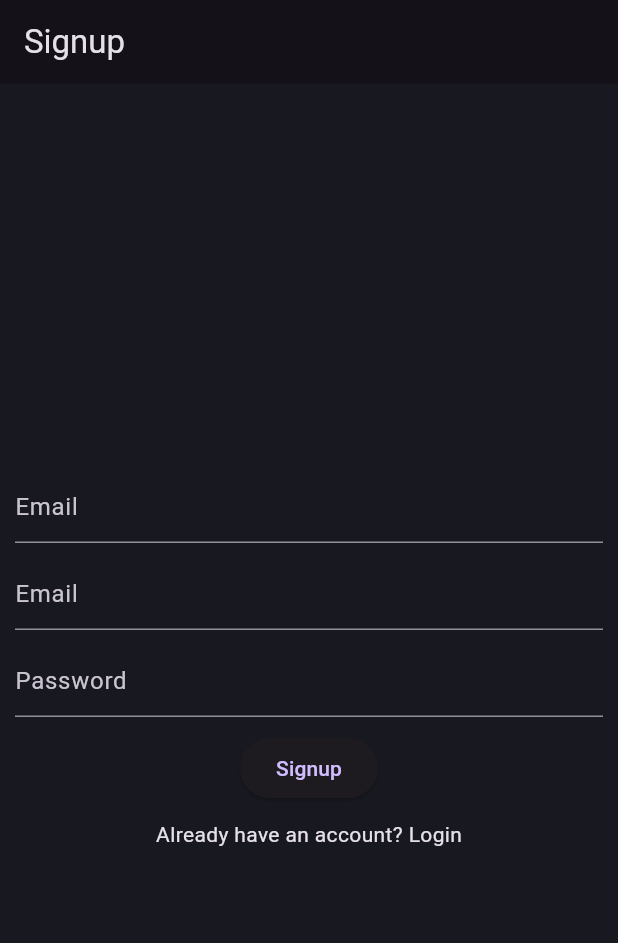
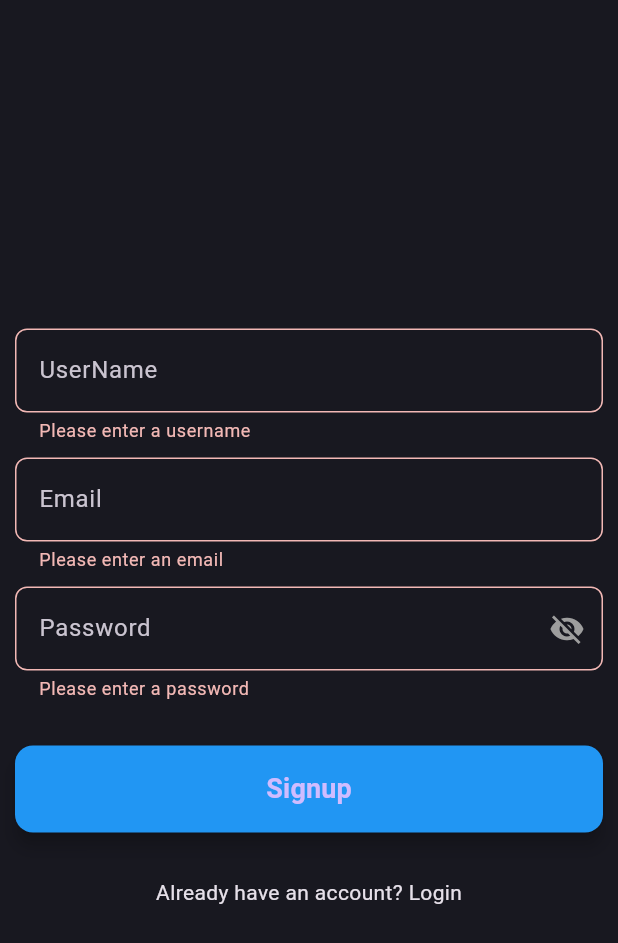
Before and after one commit to vinaypratap123/blog_app, a Flutter app: the SignupScreen screen opened by its route, after a tap on "Signup", on a phone screen of 412 x 824 dp. Shown: the top 943 px of the screen. Run offline on Flutter 3.47's test engine with Material 3 defaults, Android fonts, the phone set to English and light mode, and no system bars; our stand-ins replace go_router.

Commit message:
create custom text field,custom button and add validators

```diff
--- a/lib/core/constants/string_constants.dart
+++ b/lib/core/constants/string_constants.dart
@@ -4,5 +4,8 @@ class StringConstants {
   static const blogApp = 'Blog App';
   static const email = 'Email';
   static const password = 'Password';
+  static const userName = 'UserName';
   static const post = 'Post';
+  static const alreadyHaveAccount = 'Already have an account? ';
+  static const doNotHaveAccount = 'Don\'t have an account? ';
 }
--- a/lib/core/theme/app_theme.dart
+++ b/lib/core/theme/app_theme.dart
@@ -5,4 +5,7 @@ class AppTheme {
   static final darkThemeMode = ThemeData.dark().copyWith(
     scaffoldBackgroundColor: ColorConstants.backgroundColor,
   );
+  static final lightThemeMode = ThemeData.dark().copyWith(
+    scaffoldBackgroundColor: ColorConstants.whiteColor,
+  );
 }
--- /dev/null
+++ b/lib/core/utils/validators.dart
@@ -0,0 +1,54 @@
+///.... Email validator
+String? customEmailValidator(String? value) {
+  if (value == null || value.isEmpty) {
+    return 'Please enter an email';
+  }
+  final RegExp emailRegex = RegExp(
+    r'^[a-zA-Z0-9._%+-]+@[a-zA-Z0-9.-]+\.[a-zA-Z]{2,}$',
+  );
+  if (!emailRegex.hasMatch(value)) {
+    return 'Please enter a valid email address';
+  }
+  return null;
+}
+
+///.... password validator
+String? customPasswordValidator(String? value) {
+  if (value == null || value.isEmpty) {
+    return 'Please enter a password';
+  }
+  if (value.length < 8) {
+    return 'Password must be at least 8 characters';
+  }
+  if (!RegExp(r'^(?=.*[A-Z])').hasMatch(value)) {
+    return 'Password must contain at least one uppercase letter';
+  }
+  if (!RegExp(r'^(?=.*[a-z])').hasMatch(value)) {
+    return 'Password must contain at least one lowercase letter';
+  }
+  if (!RegExp(r'^(?=.*\d)').hasMatch(value)) {
+    return 'Password must contain at least one number';
+  }
+  if (!RegExp(r'^(?=.*[!@#$%^&*(),.?":{}|<>])').hasMatch(value)) {
+    return 'Password must contain at least one special character';
+  }
+  return null;
+}
+
+///.... username validator
+String? customUsernameValidator(String? value) {
+  if (value == null || value.isEmpty) {
+    return 'Please enter a username';
+  }
+  if (value.length < 3) {
+    return 'Username must be at least 3 characters';
+  }
+  if (value.contains(' ')) {
+    return 'Username cannot contain spaces';
+  }
+  final RegExp usernameRegex = RegExp(r'^[a-zA-Z0-9_]+$');
+  if (!usernameRegex.hasMatch(value)) {
+    return 'Username can only contain letters, numbers, and underscores';
+  }
+  return null;
+}
--- /dev/null
+++ b/lib/core/widgets/buttons/custom_button.dart
@@ -0,0 +1,40 @@
+import 'package:flutter/material.dart';
+
+class CustomButton extends StatelessWidget {
+  final String btnName;
+  final VoidCallback onPressed;
+
+  const CustomButton({
+    super.key,
+    required this.btnName,
+    required this.onPressed,
+  });
+
+  @override
+  Widget build(BuildContext context) {
+    return SizedBox(
+      width: MediaQuery.of(context).size.width,
+      child: ElevatedButton(
+        onPressed: onPressed,
+        style: ElevatedButton.styleFrom(
+          backgroundColor: Colors.blue,
+          shape: RoundedRectangleBorder(
+            borderRadius: BorderRadius.circular(12),
+          ),
+          padding: const EdgeInsets.symmetric(
+            vertical: 16,
+            horizontal: 32,
+          ),
+          elevation: 5,
+        ),
+        child: Text(
+          btnName,
+          style: const TextStyle(
+            fontSize: 18,
+            fontWeight: FontWeight.bold,
+          ),
+        ),
+      ),
+    );
+  }
+}
--- /dev/null
+++ b/lib/core/widgets/text_fields/custom_text_field.dart
@@ -0,0 +1,56 @@
+import 'package:flutter/material.dart';
+
+class CustomTextField extends StatefulWidget {
+  final TextEditingController controller;
+  final String hintText;
+  final String? Function(String?)? validator;
+  final bool isPasswordField;
+
+  const CustomTextField({
+    super.key,
+    required this.controller,
+    required this.hintText,
+    this.validator,
+    this.isPasswordField = false,
+  });
+
+  @override
+  State<CustomTextField> createState() => _CustomTextFieldState();
+}
+
+class _CustomTextFieldState extends State<CustomTextField> {
+  late bool _isObscured;
+  @override
+  void initState() {
+    super.initState();
+    _isObscured = true;
+  }
+
+  @override
+  Widget build(BuildContext context) {
+    return TextFormField(
+      controller: widget.controller,
+      obscureText: widget.isPasswordField ? _isObscured : false,
+      decoration: InputDecoration(
+        hintText: widget.hintText,
+        border: OutlineInputBorder(
+          borderRadius: BorderRadius.circular(8.0),
+        ),
+        suffixIcon: widget.isPasswordField
+            ? IconButton(
+                icon: Icon(
+                  _isObscured ? Icons.visibility_off : Icons.visibility,
+                  color: Colors.grey,
+                ),
+                onPressed: () {
+                  setState(() {
+                    _isObscured = !_isObscured;
+                  });
+                },
+              )
+            : null,
+      ),
+      validator: widget.validator,
+    );
+  }
+}
--- a/lib/feature/authentication/presentation/screens/login_screen.dart
+++ b/lib/feature/authentication/presentation/screens/login_screen.dart
@@ -1,4 +1,8 @@
 import 'package:blog_app/core/constants/string_constants.dart';
+import 'package:blog_app/core/utils/validators.dart';
+import 'package:blog_app/core/widgets/buttons/custom_button.dart';
+import 'package:blog_app/core/widgets/text_fields/custom_text_field.dart';
+
 import 'package:flutter/material.dart';
 import 'package:go_router/go_router.dart';
 
@@ -10,52 +14,83 @@ class LoginScreen extends StatefulWidget {
 }
 
 class _LoginScreenState extends State<LoginScreen> {
-  final _emailController = TextEditingController();
-  final _passwordController = TextEditingController();
-  // GlobalKey _formKey = GlobalKey<>(),
+  ///.... Text Editing Controllers
+  late TextEditingController _emailController;
+  late TextEditingController _passwordController;
+
+  ///.... _formKey
+  late GlobalKey<FormState> _formKey;
+
+  ///.... initialization of Controllers and _formKey
+  @override
+  void initState() {
+    super.initState();
+    _emailController = TextEditingController();
+    _passwordController = TextEditingController();
+    _formKey = GlobalKey<FormState>();
+  }
+
+  ///.... release the resources
+  @override
+  void dispose() {
+    super.dispose();
+    _emailController.dispose();
+    _passwordController.dispose();
+  }
+
   @override
   Widget build(BuildContext context) {
     return Scaffold(
-      appBar: AppBar(
-        title: const Text(StringConstants.login),
-      ),
       body: Center(
         child: Padding(
           padding: const EdgeInsets.all(10.0),
+          child: Form(
+            key: _formKey,
             child: Column(
               mainAxisAlignment: MainAxisAlignment.center,
               crossAxisAlignment: CrossAxisAlignment.center,
               children: [
-              TextFormField(
+                ///.... Email text field
+                CustomTextField(
                   controller: _emailController,
-                decoration: const InputDecoration(
                   hintText: StringConstants.email,
-                ),
+                  validator: customEmailValidator,
                 ),
                 const SizedBox(
                   height: 10,
                 ),
-              TextFormField(
+
+                ///.... Password text field
+                CustomTextField(
                   controller: _passwordController,
-                decoration: const InputDecoration(
                   hintText: StringConstants.password,
-                ),
+                  isPasswordField: true,
+                  validator: customPasswordValidator,
                 ),
                 const SizedBox(
-                height: 10,
+                  height: 30,
                 ),
-              ElevatedButton(
-                onPressed: () {},
-                child: const Text(StringConstants.login),
+
+                ///.... login button
+                CustomButton(
+                  btnName: StringConstants.login,
+                  onPressed: () {
+                    if (_formKey.currentState?.validate() ?? false) {
+                      debugPrint('login Form is valid');
+                    } else {
+                      debugPrint('login Form is not valid');
+                    }
+                  },
                 ),
+
                 const SizedBox(
-                height: 10,
+                  height: 30,
                 ),
                 Row(
                   mainAxisAlignment: MainAxisAlignment.center,
                   crossAxisAlignment: CrossAxisAlignment.center,
                   children: [
-                  const Text('Don\'t have an account? '),
+                    const Text(StringConstants.doNotHaveAccount),
                     InkWell(
                       onTap: () {
                         context.go('/signupScreen');
@@ -68,6 +103,7 @@ class _LoginScreenState extends State<LoginScreen> {
             ),
           ),
         ),
+      ),
     );
   }
 }
--- a/lib/feature/authentication/presentation/screens/signup_screen.dart
+++ b/lib/feature/authentication/presentation/screens/signup_screen.dart
@@ -1,4 +1,7 @@
 import 'package:blog_app/core/constants/string_constants.dart';
+import 'package:blog_app/core/utils/validators.dart';
+import 'package:blog_app/core/widgets/buttons/custom_button.dart';
+import 'package:blog_app/core/widgets/text_fields/custom_text_field.dart';
 import 'package:flutter/material.dart';
 import 'package:go_router/go_router.dart';
 
@@ -10,61 +13,94 @@ class SignupScreen extends StatefulWidget {
 }
 
 class _SignupScreenState extends State<SignupScreen> {
-  final _nameController = TextEditingController();
-  final _emailController = TextEditingController();
-  final _passwordController = TextEditingController();
+  ///.... Text Editing Controllers
+  late TextEditingController _nameController;
+  late TextEditingController _emailController;
+  late TextEditingController _passwordController;
+
+  ///.... _formKey
+  late GlobalKey<FormState> _formKey;
+
+  ///.... initialization of Controllers and _formKey
+  @override
+  void initState() {
+    super.initState();
+    _nameController = TextEditingController();
+    _emailController = TextEditingController();
+    _passwordController = TextEditingController();
+    _formKey = GlobalKey<FormState>();
+  }
+
+  ///.... release the resources
+  @override
+  void dispose() {
+    super.dispose();
+    _emailController.dispose();
+    _passwordController.dispose();
+  }
+
   @override
   Widget build(BuildContext context) {
     return Scaffold(
-      appBar: AppBar(
-        title: const Text(StringConstants.signup),
-      ),
       body: Center(
         child: Padding(
           padding: const EdgeInsets.all(10.0),
+          child: Form(
+            key: _formKey,
             child: Column(
               mainAxisAlignment: MainAxisAlignment.center,
               crossAxisAlignment: CrossAxisAlignment.center,
               children: [
-              TextFormField(
+                ///.... Name text field
+                CustomTextField(
                   controller: _nameController,
-                decoration: const InputDecoration(
-                  hintText: StringConstants.email,
-                ),
+                  hintText: StringConstants.userName,
+                  validator: customUsernameValidator,
                 ),
                 const SizedBox(
                   height: 10,
                 ),
-              TextFormField(
+
+                ///.... Email text field
+                CustomTextField(
                   controller: _emailController,
-                decoration: const InputDecoration(
                   hintText: StringConstants.email,
-                ),
+                  validator: customEmailValidator,
                 ),
                 const SizedBox(
                   height: 10,
                 ),
-              TextFormField(
+
+                ///.... Password text field
+                CustomTextField(
                   controller: _passwordController,
-                decoration: const InputDecoration(
                   hintText: StringConstants.password,
-                ),
+                  isPasswordField: true,
+                  validator: customPasswordValidator,
                 ),
                 const SizedBox(
-                height: 10,
+                  height: 30,
                 ),
-              ElevatedButton(
-                onPressed: () {},
-                child: const Text(StringConstants.signup),
+
+                ///.... signup button
+                CustomButton(
+                  btnName: StringConstants.signup,
+                  onPressed: () {
+                    if (_formKey.currentState?.validate() ?? false) {
+                      debugPrint('signup Form is valid');
+                    } else {
+                      debugPrint('signup Form is not valid');
+                    }
+                  },
                 ),
                 const SizedBox(
-                height: 10,
+                  height: 30,
                 ),
                 Row(
                   mainAxisAlignment: MainAxisAlignment.center,
                   crossAxisAlignment: CrossAxisAlignment.center,
                   children: [
-                  const Text('Already have an account? '),
+                    const Text(StringConstants.alreadyHaveAccount),
                     InkWell(
                       onTap: () {
                         context.go('/');
@@ -77,6 +113,7 @@ class _SignupScreenState extends State<SignupScreen> {
             ),
           ),
         ),
+      ),
     );
   }
 }
--- a/lib/main.dart
+++ b/lib/main.dart
@@ -1,6 +1,8 @@
 import 'package:blog_app/core/route/route.dart';
 import 'package:blog_app/core/theme/app_theme.dart';
 import 'package:flutter/material.dart';
+
+import 'core/constants/string_constants.dart';
 
 void main() {
   runApp(const MyApp());
@@ -13,7 +15,7 @@ class MyApp extends StatelessWidget {
   Widget build(BuildContext context) {
     return MaterialApp.router(
       debugShowCheckedModeBanner: false,
-      title: 'Blog App',
+      title: StringConstants.blogApp,
       theme: AppTheme.darkThemeMode,
       routerConfig: router,
     );
```
Also changed, not shown: lib/core/route/route.dart (+0 -7 lines), pubspec.yaml (+4 -73 lines). Lines whose indentation alone changed are shown as unchanged.
